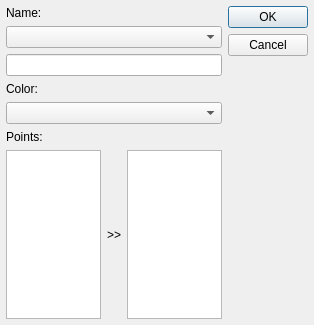
KmolYuan/Pyslvs-UI, file core/entities/edit_link.ui: the form before one commit.
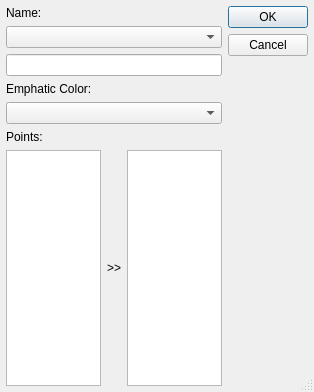
The form after the commit. Icons and pictures are not drawn.

```diff
--- a/core/entities/edit_link.ui
+++ b/core/entities/edit_link.ui
@@ -7,7 +7,7 @@
     <x>0</x>
     <y>0</y>
     <width>314</width>
-    <height>325</height>
+    <height>392</height>
    </rect>
   </property>
   <property name="windowTitle">
@@ -18,7 +18,7 @@
     <normaloff>:/icons/link.png</normaloff>:/icons/link.png</iconset>
   </property>
   <property name="sizeGripEnabled">
-   <bool>false</bool>
+   <bool>true</bool>
   </property>
   <property name="modal">
    <bool>true</bool>
@@ -58,7 +58,7 @@
      <item>
       <widget class="QLabel" name="color_label">
        <property name="text">
-        <string>Color:</string>
+        <string>Emphatic Color:</string>
        </property>
        <property name="alignment">
         <set>Qt::AlignLeading|Qt::AlignLeft|Qt::AlignTop</set>
```
